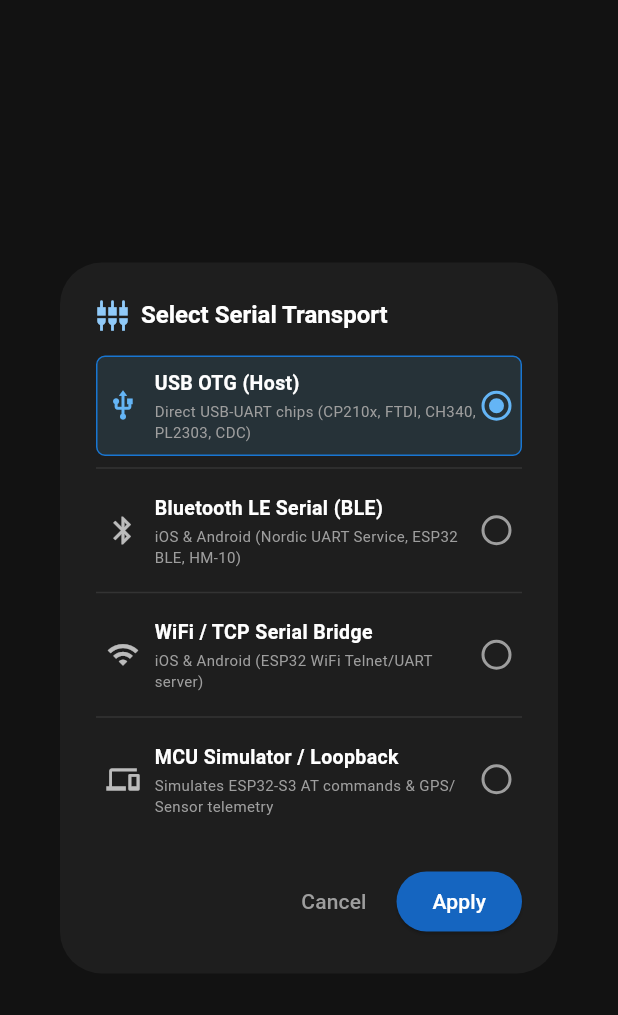
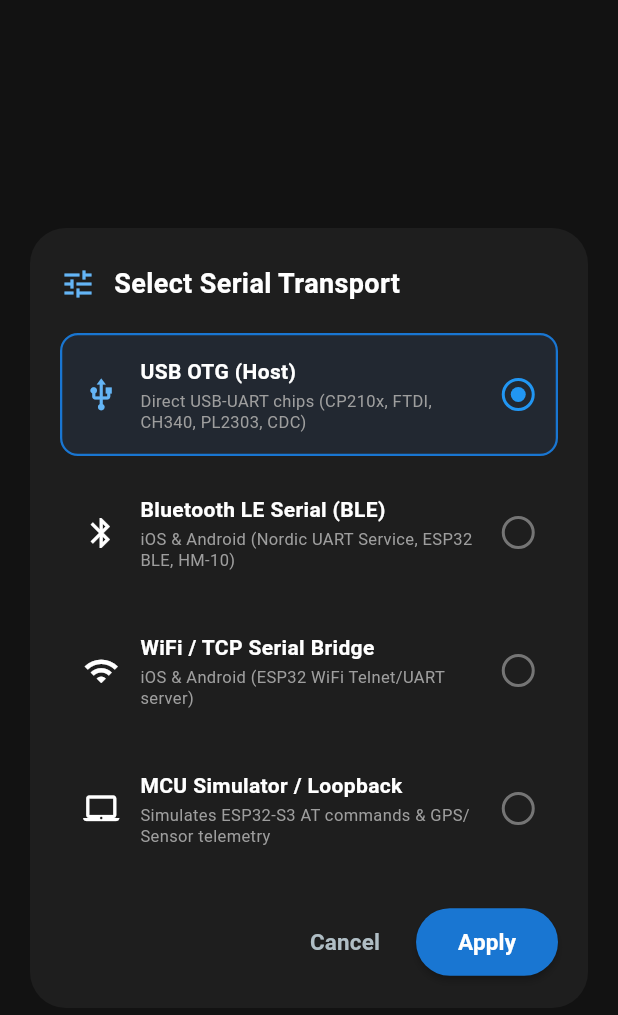
Before and after one commit to Rupesh-Mistri/serial-connect, a Flutter app: the TransportDialog widget shown alone on an empty page, opened directly, on a phone screen of 412 x 824 dp. Shown: the top 1015 px of the screen. Run offline on Flutter 3.47's test engine with Material 3 defaults, Android fonts, the phone set to English and light mode, and no system bars; our stand-ins replace file_picker, flutter_blue_plus, webview_flutter.

Commit message:
Refine TransportDialog to pixel-match image2.png modal

```diff
--- a/lib/widgets/transport_dialog.dart
+++ b/lib/widgets/transport_dialog.dart
@@ -11,6 +11,7 @@ class TransportDialog extends StatefulWidget {
   static Future<void> show(BuildContext context) {
     return showDialog(
       context: context,
+      barrierColor: Colors.black.withValues(alpha: 0.6),
       builder: (ctx) => const TransportDialog(),
     );
   }
@@ -80,25 +81,37 @@ class _TransportDialogState extends State<TransportDialog> {
 
   @override
   Widget build(BuildContext context) {
-    return AlertDialog(
+    return Dialog(
       backgroundColor: const Color(0xFF1E1E1E),
-      title: Row(
+      shape: RoundedRectangleBorder(
+        borderRadius: BorderRadius.circular(24),
+      ),
+      insetPadding: const EdgeInsets.symmetric(horizontal: 20, vertical: 24),
+      child: Padding(
+        padding: const EdgeInsets.fromLTRB(20, 24, 20, 20),
+        child: SingleChildScrollView(
+          child: Column(
+            mainAxisSize: MainAxisSize.min,
+            crossAxisAlignment: CrossAxisAlignment.start,
             children: [
-          const Icon(Icons.settings_input_composite, color: Color(0xFF90CAF9), size: 22),
-          const SizedBox(width: 8),
-          const Text(
+              // Header with sliders icon (tune) matching image2.png
+              Row(
+                children: const [
+                  Icon(Icons.tune, color: Color(0xFF64B5F6), size: 24),
+                  SizedBox(width: 12),
+                  Text(
                     'Select Serial Transport',
-            style: TextStyle(color: Colors.white, fontSize: 16, fontWeight: FontWeight.bold),
+                    style: TextStyle(
+                      color: Colors.white,
+                      fontSize: 18,
+                      fontWeight: FontWeight.bold,
+                    ),
                   ),
                 ],
               ),
-      content: SizedBox(
-        width: double.maxFinite,
-        child: SingleChildScrollView(
-          child: Column(
-            mainAxisSize: MainAxisSize.min,
-            children: [
-              // USB OTG Option
+              const SizedBox(height: 20),
+
+              // 1. USB OTG Option
               _buildTransportOption(
                 type: SerialTransportType.usbOtg,
                 title: 'USB OTG (Host)',
@@ -108,9 +121,9 @@ class _TransportDialogState extends State<TransportDialog> {
                 icon: Icons.usb,
                 enabled: Platform.isAndroid,
               ),
-              const Divider(color: Color(0xFF333333)),
+              const SizedBox(height: 10),
 
-              // BLE Option
+              // 2. BLE Option
               _buildTransportOption(
                 type: SerialTransportType.ble,
                 title: 'Bluetooth LE Serial (BLE)',
@@ -146,7 +159,7 @@ class _TransportDialogState extends State<TransportDialog> {
                     height: 120,
                     decoration: BoxDecoration(
                       color: const Color(0xFF121212),
-                      borderRadius: BorderRadius.circular(6),
+                      borderRadius: BorderRadius.circular(8),
                       border: Border.all(color: const Color(0xFF333333)),
                     ),
                     child: ListView.builder(
@@ -181,9 +194,9 @@ class _TransportDialogState extends State<TransportDialog> {
                   ),
                 ],
               ],
-              const Divider(color: Color(0xFF333333)),
+              const SizedBox(height: 10),
 
-              // TCP Option
+              // 3. TCP Option
               _buildTransportOption(
                 type: SerialTransportType.tcp,
                 title: 'WiFi / TCP Serial Bridge',
@@ -192,21 +205,24 @@ class _TransportDialogState extends State<TransportDialog> {
                 enabled: true,
               ),
               if (_selected == SerialTransportType.tcp) ...[
-                const SizedBox(height: 8),
+                const SizedBox(height: 10),
                 Row(
                   children: [
                     Expanded(
                       flex: 2,
                       child: TextField(
                         controller: _ipController,
-                        style: const TextStyle(color: Colors.white, fontSize: 12),
-                        decoration: const InputDecoration(
+                        style: const TextStyle(color: Colors.white, fontSize: 13),
+                        decoration: InputDecoration(
                           labelText: 'IP Address',
-                          labelStyle: TextStyle(color: Colors.grey, fontSize: 11),
+                          labelStyle: const TextStyle(color: Colors.grey, fontSize: 11),
                           isDense: true,
                           filled: true,
-                          fillColor: Color(0xFF2C2C2C),
-                          border: OutlineInputBorder(),
+                          fillColor: const Color(0xFF2C2C2C),
+                          border: OutlineInputBorder(
+                            borderRadius: BorderRadius.circular(8),
+                            borderSide: const BorderSide(color: Color(0xFF444444)),
+                          ),
                         ),
                       ),
                     ),
@@ -216,43 +232,58 @@ class _TransportDialogState extends State<TransportDialog> {
                       child: TextField(
                         controller: _portController,
                         keyboardType: TextInputType.number,
-                        style: const TextStyle(color: Colors.white, fontSize: 12),
-                        decoration: const InputDecoration(
+                        style: const TextStyle(color: Colors.white, fontSize: 13),
+                        decoration: InputDecoration(
                           labelText: 'Port',
-                          labelStyle: TextStyle(color: Colors.grey, fontSize: 11),
+                          labelStyle: const TextStyle(color: Colors.grey, fontSize: 11),
                           isDense: true,
                           filled: true,
-                          fillColor: Color(0xFF2C2C2C),
-                          border: OutlineInputBorder(),
+                          fillColor: const Color(0xFF2C2C2C),
+                          border: OutlineInputBorder(
+                            borderRadius: BorderRadius.circular(8),
+                            borderSide: const BorderSide(color: Color(0xFF444444)),
+                          ),
                         ),
                       ),
                     ),
                   ],
                 ),
               ],
-              const Divider(color: Color(0xFF333333)),
+              const SizedBox(height: 10),
 
-              // Simulator Option
+              // 4. Simulator Option
               _buildTransportOption(
                 type: SerialTransportType.simulator,
                 title: 'MCU Simulator / Loopback',
                 subtitle: 'Simulates ESP32-S3 AT commands & GPS/Sensor telemetry',
-                icon: Icons.devices,
+                icon: Icons.laptop_mac,
                 enabled: true,
               ),
-            ],
+              const SizedBox(height: 24),
+
+              // Action Buttons: Cancel and Pill-shaped Apply matching image2.png
+              Row(
+                mainAxisAlignment: MainAxisAlignment.end,
+                children: [
+                  TextButton(
+                    onPressed: () => Navigator.pop(context),
+                    child: const Text(
+                      'Cancel',
+                      style: TextStyle(
+                        color: Color(0xFFB0BEC5),
+                        fontSize: 15,
+                        fontWeight: FontWeight.w600,
                       ),
                     ),
                   ),
-      actions: [
-        TextButton(
-          onPressed: () => Navigator.pop(context),
-          child: const Text('Cancel', style: TextStyle(color: Colors.grey)),
-        ),
+                  const SizedBox(width: 12),
                   ElevatedButton(
                     style: ElevatedButton.styleFrom(
-            backgroundColor: const Color(0xFF1565C0),
+                      backgroundColor: const Color(0xFF1976D2),
                       foregroundColor: Colors.white,
+                      shape: const StadiumBorder(),
+                      padding: const EdgeInsets.symmetric(horizontal: 28, vertical: 12),
+                      elevation: 2,
                     ),
                     onPressed: () async {
                       await _serialManager.switchTransport(_selected);
@@ -263,9 +294,17 @@ class _TransportDialogState extends State<TransportDialog> {
                       }
                       if (context.mounted) Navigator.pop(context);
                     },
-          child: const Text('Apply'),
+                    child: const Text(
+                      'Apply',
+                      style: TextStyle(fontSize: 15, fontWeight: FontWeight.bold),
+                    ),
                   ),
                 ],
+              ),
+            ],
+          ),
+        ),
+      ),
     );
   }
 
@@ -285,20 +324,27 @@ class _TransportDialogState extends State<TransportDialog> {
               });
             }
           : null,
-      borderRadius: BorderRadius.circular(6),
+      borderRadius: BorderRadius.circular(12),
       child: Container(
-        padding: const EdgeInsets.symmetric(vertical: 8, horizontal: 6),
+        padding: const EdgeInsets.symmetric(vertical: 14, horizontal: 14),
         decoration: BoxDecoration(
-          color: isCurrent ? const Color(0xFF263238) : Colors.transparent,
-          borderRadius: BorderRadius.circular(6),
+          color: isCurrent ? const Color(0xFF222831) : Colors.transparent,
+          borderRadius: BorderRadius.circular(12),
           border: Border.all(
             color: isCurrent ? const Color(0xFF1976D2) : Colors.transparent,
+            width: 1.5,
           ),
         ),
         child: Row(
           children: [
-            Icon(icon, color: enabled ? (isCurrent ? const Color(0xFF64B5F6) : Colors.white70) : Colors.grey, size: 22),
-            const SizedBox(width: 10),
+            Icon(
+              icon,
+              color: isCurrent
+                  ? const Color(0xFF64B5F6)
+                  : (enabled ? Colors.white : Colors.grey),
+              size: 24,
+            ),
+            const SizedBox(width: 14),
             Expanded(
               child: Column(
                 crossAxisAlignment: CrossAxisAlignment.start,
@@ -308,27 +354,31 @@ class _TransportDialogState extends State<TransportDialog> {
                     style: TextStyle(
                       color: enabled ? Colors.white : Colors.grey,
                       fontWeight: FontWeight.bold,
-                      fontSize: 13,
+                      fontSize: 14,
                     ),
                   ),
-                  const SizedBox(height: 2),
+                  const SizedBox(height: 3),
                   Text(
                     subtitle,
                     style: TextStyle(
                       color: enabled ? const Color(0xFF9E9E9E) : Colors.grey.shade700,
-                      fontSize: 10,
+                      fontSize: 11,
+                      height: 1.25,
                     ),
                   ),
                 ],
               ),
             ),
+            const SizedBox(width: 10),
             Container(
-              width: 20,
-              height: 20,
+              width: 22,
+              height: 22,
               decoration: BoxDecoration(
                 shape: BoxShape.circle,
                 border: Border.all(
-                  color: isCurrent ? const Color(0xFF64B5F6) : (enabled ? Colors.grey : Colors.grey.shade800),
+                  color: isCurrent
+                      ? const Color(0xFF2196F3)
+                      : (enabled ? const Color(0xFF757575) : Colors.grey.shade800),
                   width: 2,
                 ),
               ),
@@ -339,7 +389,7 @@ class _TransportDialogState extends State<TransportDialog> {
                         height: 10,
                         decoration: const BoxDecoration(
                           shape: BoxShape.circle,
-                          color: Color(0xFF64B5F6),
+                          color: Color(0xFF2196F3),
                         ),
                       ),
                     )
```
Lines whose indentation alone changed are shown as unchanged.
